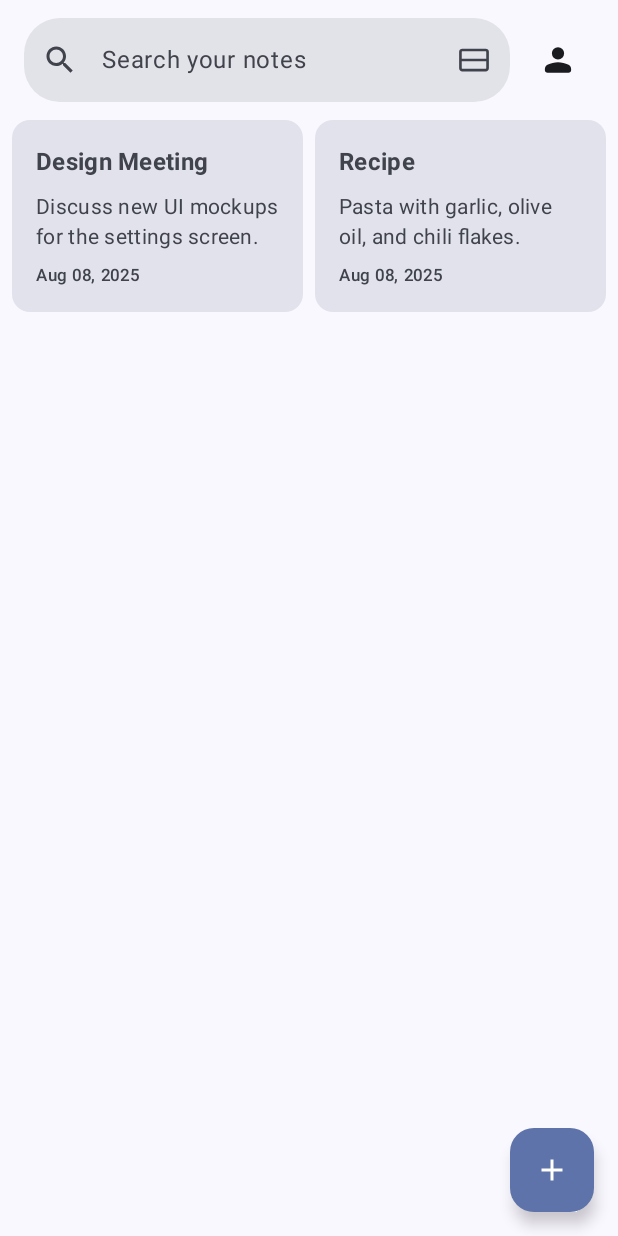
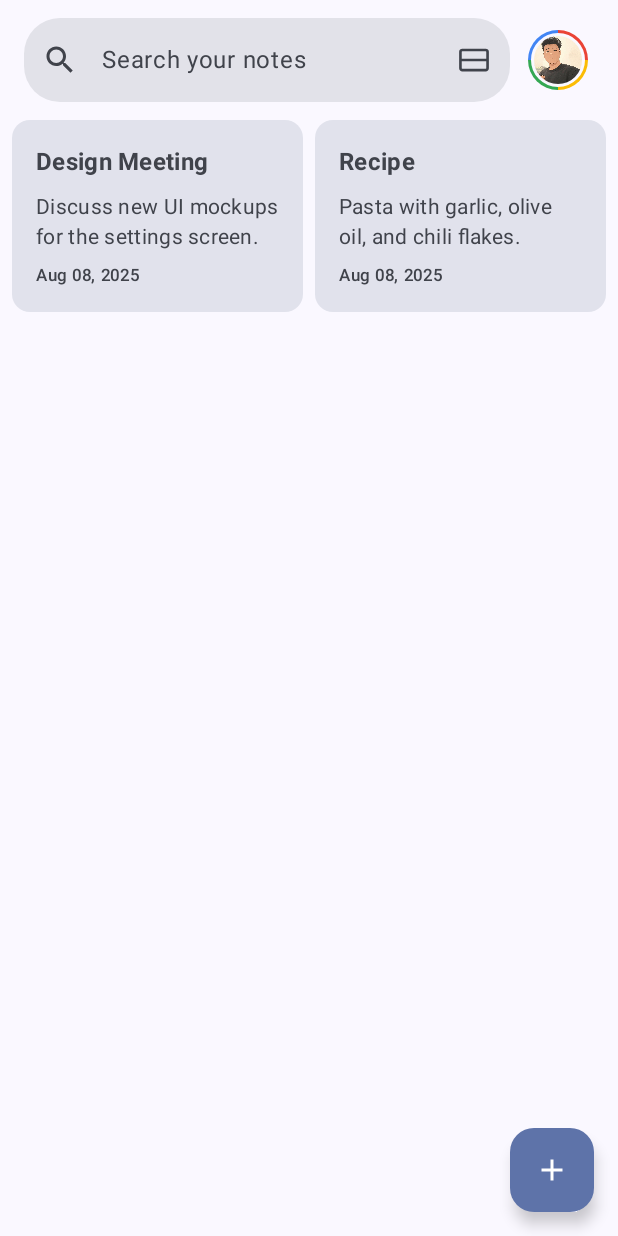
Before and after one commit to badal-pundir/NoteTalk-Android, an Android app built with Jetpack Compose: the @Preview function NotesListScreenPreview, on a phone screen of 412 x 824 dp. Run offline under Robolectric (Android 15) with nearby library versions, the phone set to English and light mode, and no system bars; our stand-ins replace Dagger/Hilt's generated code, Room's generated code.

Commit message:
feat: created custom profile Icon and integrated it in the home screen

```diff
--- a/app/src/main/java/com/example/notetalk/MainActivity.kt
+++ b/app/src/main/java/com/example/notetalk/MainActivity.kt
@@ -280,9 +280,12 @@ fun TopSearchBar(
         )
         Spacer(Modifier.width(8.dp))
         IconButton(onClick = onProfileClick) {
-            Icon(
-                painter = painterResource(R.drawable.person_28dp),
-                contentDescription = "Profile/Settings"
+//            Icon(
+//                painter = painterResource(R.drawable.person_28dp),
+//                contentDescription = "Profile/Settings"
+//            )
+            ProfileIcon(
+                imagePainter = painterResource(R.drawable.user1),
             )
         }
     }
--- a/app/src/main/java/com/example/notetalk/ui/CustomProfileIcon.kt
+++ b/app/src/main/java/com/example/notetalk/ui/CustomProfileIcon.kt
@@ -32,8 +32,8 @@ val colors = listOf(
 @Composable
 fun ProfileIcon(
     imagePainter: Painter,
-    ringColors: List<Color>,
-    size: Dp = 60.dp,
+    ringColors: List<Color> = colors,
+    size: Dp = 40.dp,
     strokeWidth: Dp = 4.dp
 ) {
     Box(
```
